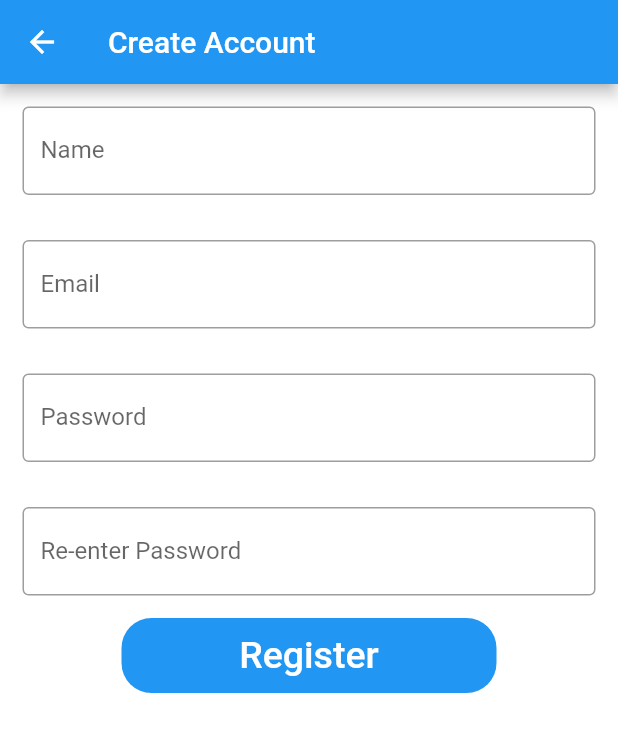
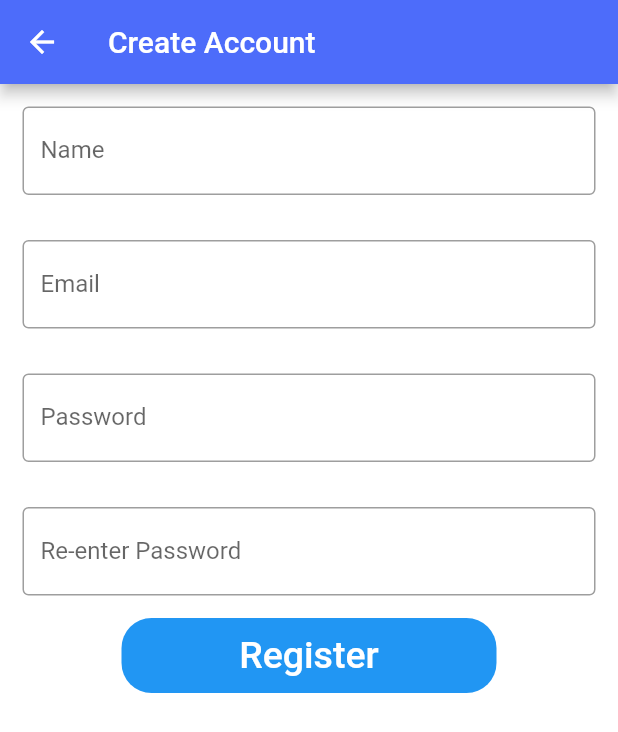
Before and after one commit to yaash45/mup-mobile-app, a Flutter app: the screen it shows after launch, after a tap on "Create Account", on a phone screen of 412 x 824 dp. Shown: the top 732 px of the screen. Run offline on Flutter 3.47's test engine with Material 2 defaults, Android fonts, the phone set to English and light mode, and no system bars; our stand-ins replace cloud_firestore, firebase_auth, firebase_core, google_maps_flutter, permission_handler; missing offline and left inert: customtogglebuttons, ff_navigation_bar, flutter_sparkline; accounts and stored records are empty; network calls fail.

Commit message:
Change primary colour of app

```diff
--- a/lib/pages/home_page.dart
+++ b/lib/pages/home_page.dart
@@ -17,7 +17,7 @@ class MyApp extends StatelessWidget {
     return MaterialApp(
       title: 'MUP App',
       theme: ThemeData(
-        primarySwatch: Colors.blue,
+        primarySwatch: MupColors.createMaterialColor(MupColors.mainTheme),
       ),
       home: Login(),
     );
--- a/lib/templates/colors.dart
+++ b/lib/templates/colors.dart
@@ -2,4 +2,25 @@ import 'package:flutter/material.dart';
 
 class MupColors {
   static final Color mainTheme = Color.fromARGB(255, 77, 108, 250);
+
+  //Credit: https://blog.usejournal.com/creating-a-custom-color-swatch-in-flutter-554bcdcb27f3
+  static MaterialColor createMaterialColor(Color color) {
+    List strengths = <double>[.05];
+    final swatch = <int, Color>{};
+    final int r = color.red, g = color.green, b = color.blue;
+
+    for (int i = 1; i < 10; i++) {
+      strengths.add(0.1 * i);
+    }
+    strengths.forEach((strength) {
+      final double ds = 0.5 - strength;
+      swatch[(strength * 1000).round()] = Color.fromRGBO(
+        r + ((ds < 0 ? r : (255 - r)) * ds).round(),
+        g + ((ds < 0 ? g : (255 - g)) * ds).round(),
+        b + ((ds < 0 ? b : (255 - b)) * ds).round(),
+        1,
+      );
+    });
+    return MaterialColor(color.value, swatch);
+  }
 }
```
